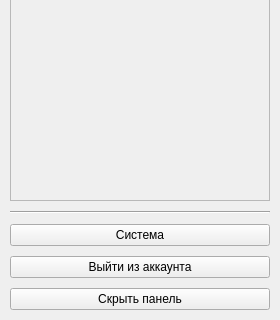
The window that client/ui/left_panel.ui (lerakaplich/Documents) describes before a commit, drawn with Qt 5; both pictures show x 0 to 280 and y 480 to 800 of the 280 by 800 pixel window.
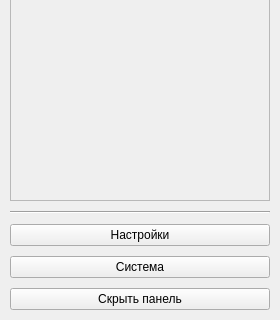
The same window after the commit. Icons and pictures are not drawn.

Diff of the .ui file:
```diff
--- a/client/ui/left_panel.ui
+++ b/client/ui/left_panel.ui
@@ -381,7 +381,7 @@
 
       <!-- Кнопка системы -->
       <item>
-       <widget class="QPushButton" name="systemBtn">
+       <widget class="QPushButton" name="settingsBtn">
         <property name="styleSheet">
          <string notr="true">QPushButton {
     background-color: transparent;
@@ -403,7 +403,7 @@
 }</string>
         </property>
         <property name="text">
-         <string>Система</string>
+         <string>Настройки</string>
         </property>
         <property name="cursor">
          <cursorShape>PointingHandCursor</cursorShape>
@@ -421,9 +421,9 @@
        </widget>
       </item>
 
-      <!-- Кнопка выхода из аккаунта -->
+      <!-- Кнопка системы -->
       <item>
-       <widget class="QPushButton" name="logoutBtn">
+       <widget class="QPushButton" name="systemBtn">
         <property name="styleSheet">
          <string notr="true">QPushButton {
     background-color: transparent;
@@ -445,7 +445,7 @@
 }</string>
         </property>
         <property name="text">
-         <string>Выйти из аккаунта</string>
+         <string>Система</string>
         </property>
         <property name="cursor">
          <cursorShape>PointingHandCursor</cursorShape>
```
Left out of the diff: 4 changed lines with no effect on the pictures.
